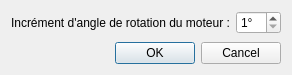
This is projet/settings.ui in MathieuSerra/Projet-organe as Qt 5 draws it before an edit. The edited form follows.
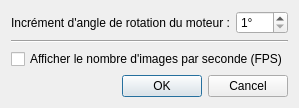
This is the edited form.

The edit to the form file:
```diff
--- a/projet/settings.ui
+++ b/projet/settings.ui
@@ -6,8 +6,8 @@
    <rect>
     <x>0</x>
     <y>0</y>
-    <width>289</width>
-    <height>75</height>
+    <width>297</width>
+    <height>101</height>
    </rect>
   </property>
   <property name="windowTitle">
@@ -41,6 +41,20 @@
      </item>
     </layout>
    </item>
+   <item>
+    <widget class="Line" name="line">
+     <property name="orientation">
+      <enum>Qt::Horizontal</enum>
+     </property>
+    </widget>
+   </item>
+   <item>
+    <widget class="QCheckBox" name="checkBox_fps">
+     <property name="text">
+      <string>Afficher le nombre d'images par seconde (FPS)</string>
+     </property>
+    </widget>
+   </item>
    <item>
     <widget class="QDialogButtonBox" name="buttonBox">
      <property name="standardButtons">
```
